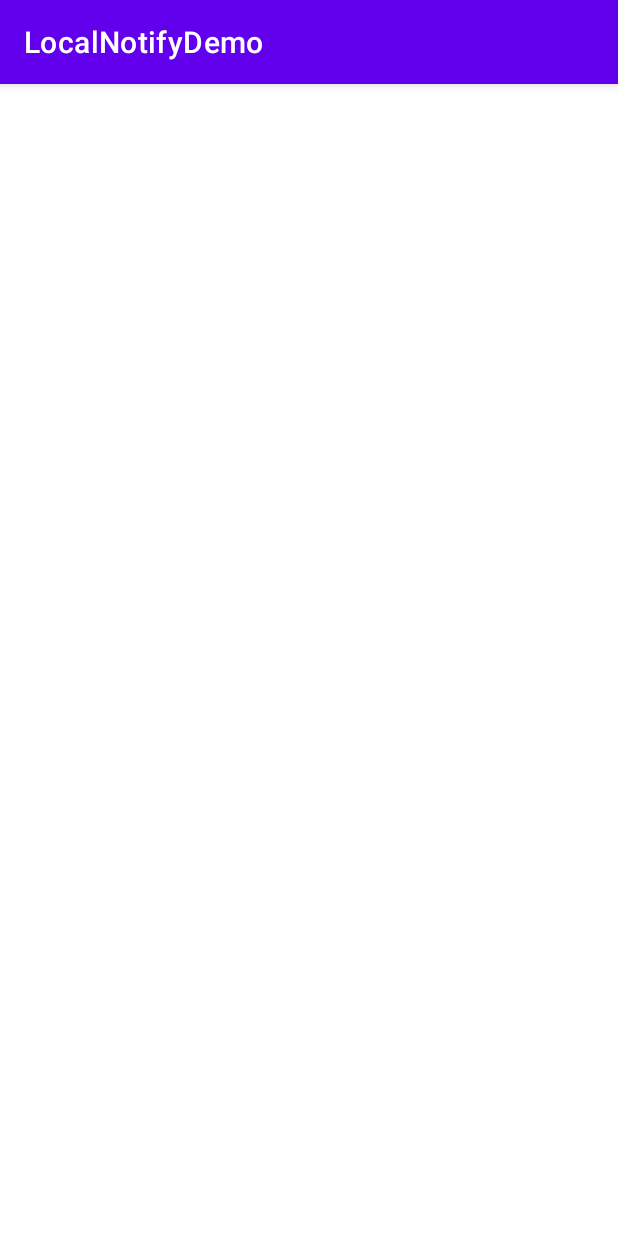
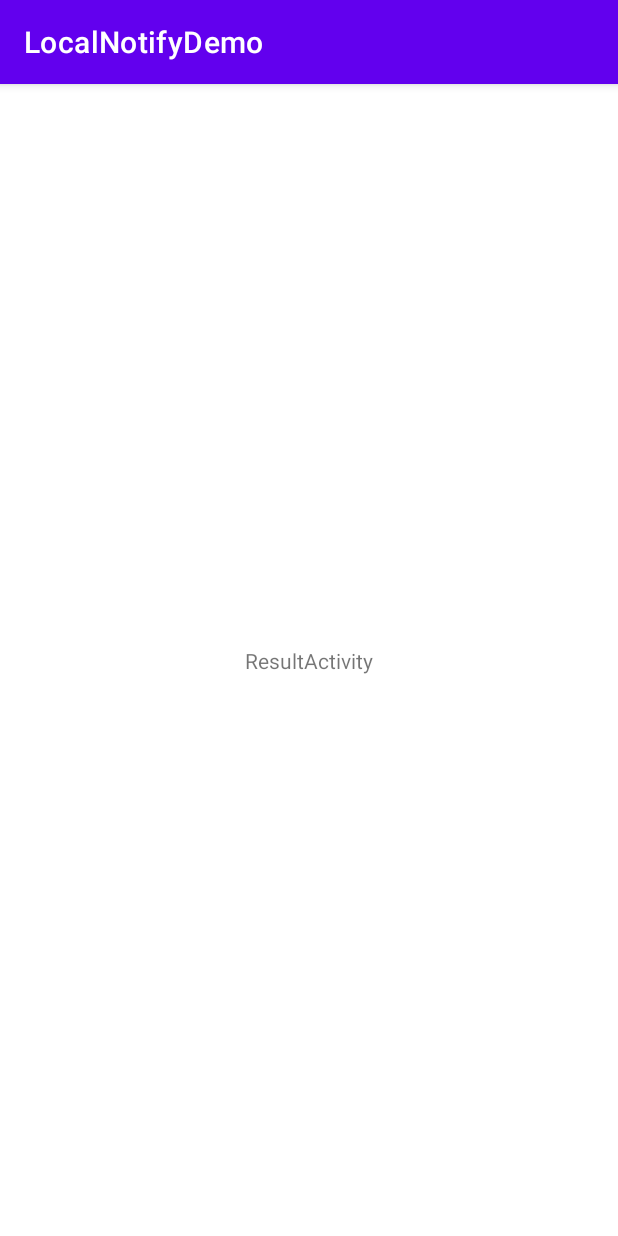
Before and after one commit to NetLSS/LocalNotifyDemo, an Android app: the ResultActivity screen opened directly, with no data from a screen before it, on a phone screen of 412 x 824 dp. Run offline under Robolectric (Android 15) with nearby library versions, the phone set to English and light mode, and no system bars.

Commit message:
Feat: activity_result.xml 레이아웃 구성

```diff
--- a/app/src/main/res/layout/activity_result.xml
+++ b/app/src/main/res/layout/activity_result.xml
@@ -6,4 +6,13 @@
     android:layout_height="match_parent"
     tools:context=".ResultActivity">
 
+    <TextView
+        android:id="@+id/textView"
+        android:layout_width="wrap_content"
+        android:layout_height="wrap_content"
+        android:text="@string/resultactivity"
+        app:layout_constraintBottom_toBottomOf="parent"
+        app:layout_constraintEnd_toEndOf="parent"
+        app:layout_constraintStart_toStartOf="parent"
+        app:layout_constraintTop_toTopOf="parent" />
 </androidx.constraintlayout.widget.ConstraintLayout>
--- a/app/src/main/res/values/strings.xml
+++ b/app/src/main/res/values/strings.xml
@@ -1,4 +1,5 @@
 <resources>
     <string name="app_name">LocalNotifyDemo</string>
     <string name="notify">Notify</string>
+    <string name="resultactivity">ResultActivity</string>
 </resources>
```
